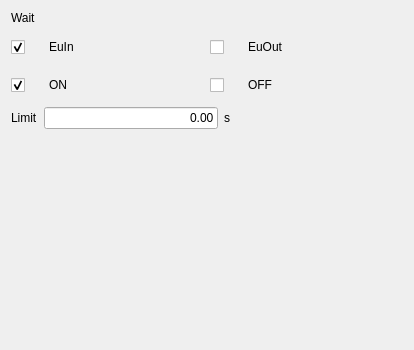
Old version of the form hcinstruction/icwaitconditioneditor.ui in the repository GaussCheng/2-5AxisPunch.
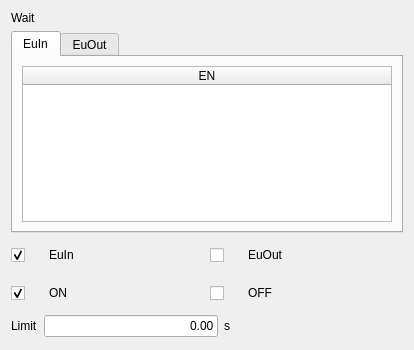
New version of the form. Icons and pictures are not drawn. Custom widgets are drawn as their Qt base class.

Patch:
```diff
--- a/hcinstruction/icwaitconditioneditor.ui
+++ b/hcinstruction/icwaitconditioneditor.ui
@@ -38,6 +38,51 @@
      </property>
     </widget>
    </item>
+   <item>
+    <widget class="QTabWidget" name="tabWidget">
+     <property name="currentIndex">
+      <number>0</number>
+     </property>
+     <widget class="QWidget" name="">
+      <attribute name="title">
+       <string>EuIn</string>
+      </attribute>
+      <layout class="QVBoxLayout" name="verticalLayout_2">
+       <item>
+        <widget class="QTableWidget" name="tableWidget">
+         <attribute name="horizontalHeaderStretchLastSection">
+          <bool>true</bool>
+         </attribute>
+         <column>
+          <property name="text">
+           <string>EN</string>
+          </property>
+         </column>
+        </widget>
+       </item>
+      </layout>
+     </widget>
+     <widget class="QWidget" name="tab_2">
+      <attribute name="title">
+       <string>EuOut</string>
+      </attribute>
+      <layout class="QVBoxLayout" name="verticalLayout_3">
+       <item>
+        <widget class="QTableWidget" name="tableWidget_2">
+         <attribute name="horizontalHeaderStretchLastSection">
+          <bool>true</bool>
+         </attribute>
+         <column>
+          <property name="text">
+           <string>EN</string>
+          </property>
+         </column>
+        </widget>
+       </item>
+      </layout>
+     </widget>
+    </widget>
+   </item>
    <item>
     <layout class="QHBoxLayout" name="horizontalLayout_3">
      <item>
```
Left out of the diff: 2 changed lines with no effect on the pictures.
